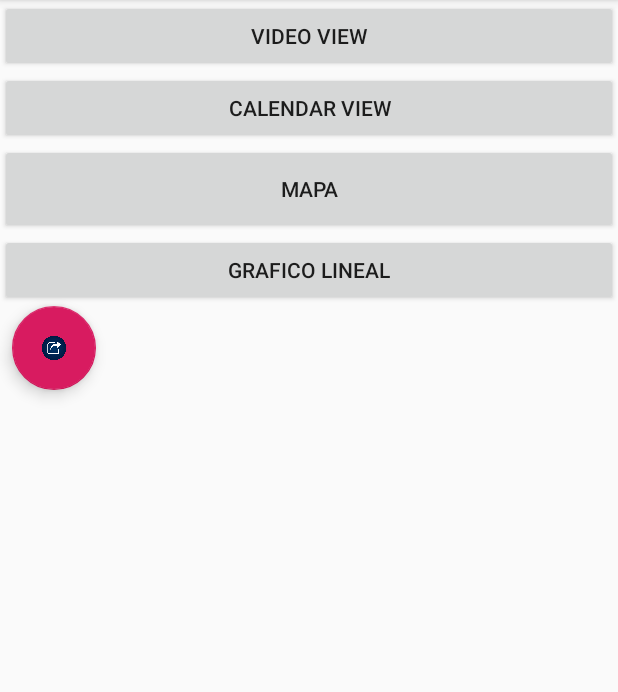
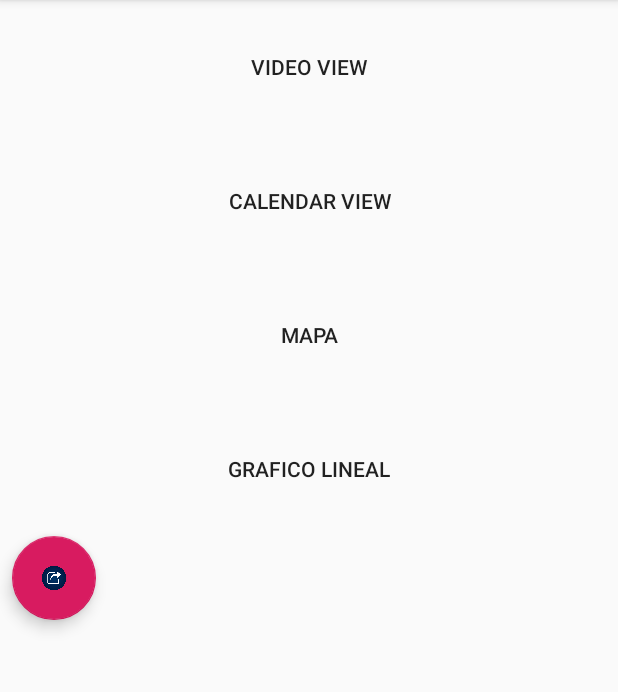
Before and after one commit to jonathan005/AMST_repo3, an Android app: the screen it shows after launch (MainActivity), on a phone screen of 412 x 824 dp, the part 84-776 px from its top. Run offline under Robolectric (Android 15) with nearby library versions, the phone set to English and light mode, and no system bars.

Commit message:
Aspecto menú principal

```diff
--- a/app/src/main/res/layout/activity_main.xml
+++ b/app/src/main/res/layout/activity_main.xml
@@ -13,27 +13,31 @@
 
         <Button
             android:id="@+id/btn1"
+            style="@style/Widget.AppCompat.Button.Borderless"
             android:layout_width="match_parent"
-            android:layout_height="wrap_content"
+            android:layout_height="89dp"
             android:text="Video view" />
 
         <Button
             android:id="@+id/btn2"
+            style="@style/Widget.AppCompat.Button.Borderless"
             android:layout_width="match_parent"
-            android:layout_height="wrap_content"
+            android:layout_height="89dp"
             android:text="Calendar view" />
 
         <Button
             android:id="@+id/btn"
+            style="@style/Widget.AppCompat.Button.Borderless"
             android:layout_width="match_parent"
-            android:layout_height="60dp"
+            android:layout_height="89dp"
             android:onClick="viewMap"
             android:text="Mapa" />
 
         <Button
             android:id="@+id/btn4"
+            style="@style/Widget.AppCompat.Button.Borderless"
             android:layout_width="match_parent"
-            android:layout_height="wrap_content"
+            android:layout_height="89dp"
             android:text="Grafico lineal" />
 
         <android.support.design.widget.FloatingActionButton
--- a/build.gradle
+++ b/build.gradle
@@ -7,7 +7,7 @@ buildscript {
         jcenter()
     }
     dependencies {
-        classpath 'com.android.tools.build:gradle:3.2.1'
+        classpath 'com.android.tools.build:gradle:3.4.1'
 
 
         // NOTE: Do not place your application dependencies here; they belong
```
Also changed, not shown: gradle/wrapper/gradle-wrapper.properties.
